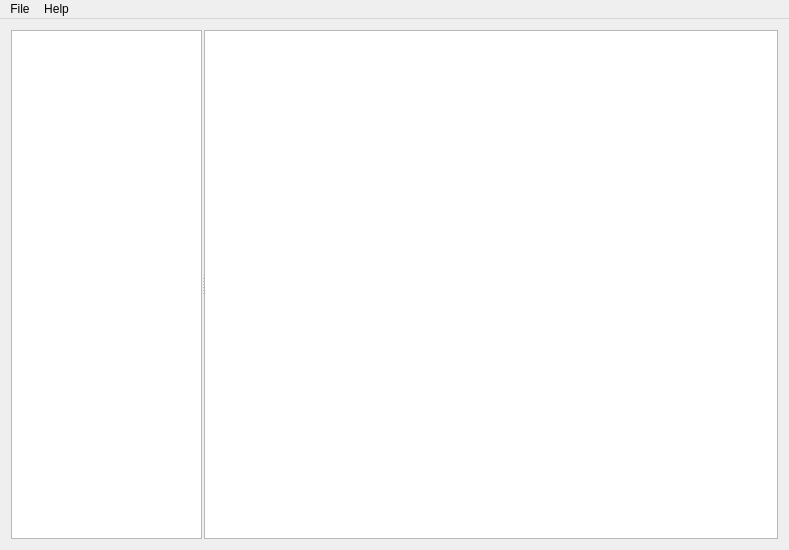
Before: the Qt Designer form src/mainwindow/mainwindow.ui in partition-safe/partition-safe, drawn with Qt 5.
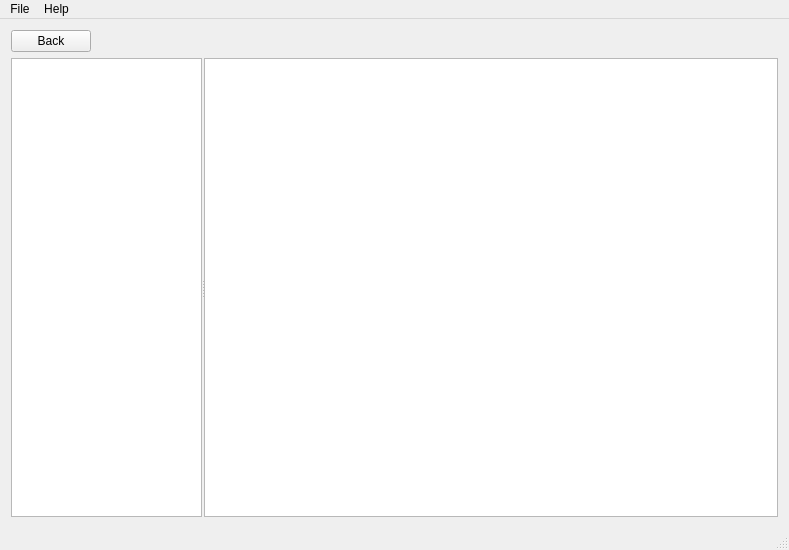
After: the same form once the commit is applied.

Commit message: #2 Implemented back navigation

What changed in the file:
```diff
--- a/src/mainwindow/mainwindow.ui
+++ b/src/mainwindow/mainwindow.ui
@@ -18,9 +18,9 @@
   </property>
   <widget class="QWidget" name="centralWidget">
    <layout class="QGridLayout" name="gridLayout">
-    <item row="0" column="0">
-     <layout class="QHBoxLayout" name="horizontalLayout" stretch="0">
-      <item>
+    <item row="2" column="0">
+     <layout class="QGridLayout" name="gridLayout_2">
+      <item row="1" column="0">
        <widget class="QSplitter" name="splitter">
         <property name="autoFillBackground">
          <bool>true</bool>
@@ -67,11 +67,50 @@
            <verstretch>0</verstretch>
           </sizepolicy>
          </property>
+         <property name="selectionMode">
+          <enum>QAbstractItemView::SingleSelection</enum>
+         </property>
+         <property name="itemsExpandable">
+          <bool>true</bool>
+         </property>
+         <property name="animated">
+          <bool>true</bool>
+         </property>
+         <property name="wordWrap">
+          <bool>true</bool>
+         </property>
         </widget>
        </widget>
       </item>
      </layout>
     </item>
+    <item row="1" column="0">
+     <layout class="QHBoxLayout" name="horizontalLayout">
+      <item>
+       <widget class="QPushButton" name="buttonBack">
+        <property name="text">
+         <string>Back</string>
+        </property>
+        <property name="flat">
+         <bool>false</bool>
+        </property>
+       </widget>
+      </item>
+      <item>
+       <spacer name="horizontalSpacer">
+        <property name="orientation">
+         <enum>Qt::Horizontal</enum>
+        </property>
+        <property name="sizeHint" stdset="0">
+         <size>
+          <width>40</width>
+          <height>20</height>
+         </size>
+        </property>
+       </spacer>
+      </item>
+     </layout>
+    </item>
    </layout>
   </widget>
   <widget class="QMenuBar" name="menuBar">
@@ -107,6 +146,7 @@
    <addaction name="menuPartitionSafe"/>
    <addaction name="menuHelp"/>
   </widget>
+  <widget class="QStatusBar" name="statusBar"/>
   <action name="actionOpen">
    <property name="text">
     <string>Open vault...</string>
```
Left out of the diff: 4 changed lines with no effect on the pictures. The commit also changes 3 other files.
